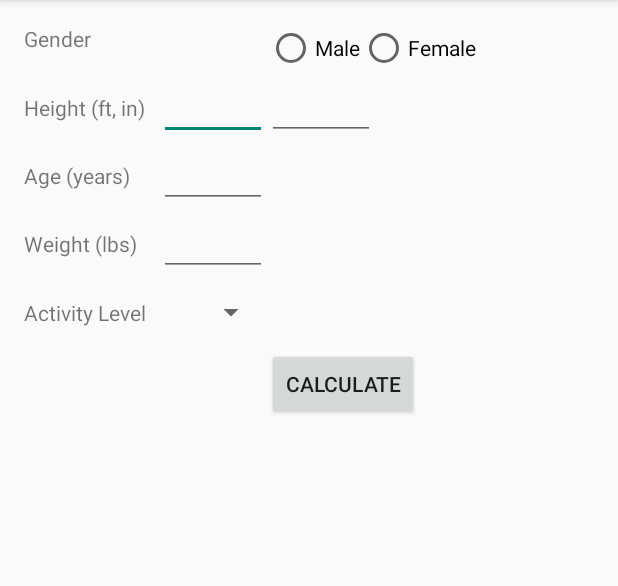
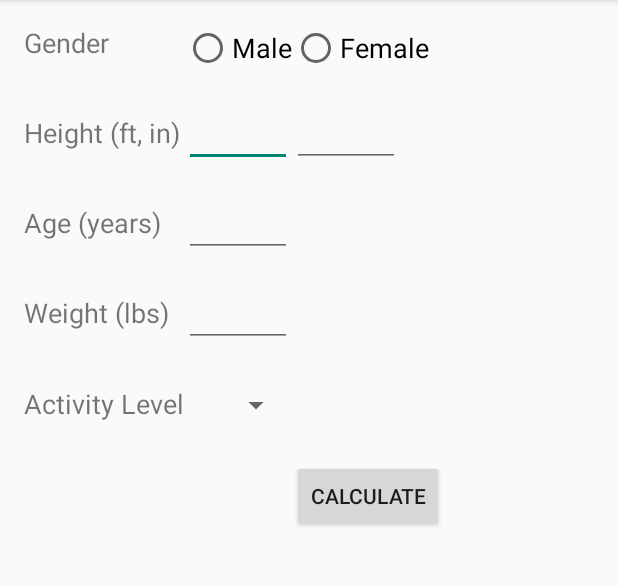
Before and after one commit to afrisone/LiftingBuddyOld, an Android app: the screen it shows after launch (CalculatorActivity), on a phone screen of 412 x 824 dp, the part 84-670 px from its top. Run offline under Robolectric (Android 15) with nearby library versions, the phone set to English and light mode, and no system bars.

Commit message:
Updated UI to make it more readable

```diff
--- a/app/src/main/res/layout/activity_calculator.xml
+++ b/app/src/main/res/layout/activity_calculator.xml
@@ -11,19 +11,21 @@
 
         <TextView
             android:layout_width="90dp"
-            android:layout_height="30dp"
+            android:layout_height="50dp"
             android:textAppearance="?android:attr/textAppearanceSmall"
             android:text="Gender"
             android:id="@+id/textView"
             android:layout_row="0"
-            android:layout_column="0" />
+            android:layout_column="0"
+            android:textSize="18dp" />
 
         <RadioGroup xmlns:android="http://schemas.android.com/apk/res/android"
             android:layout_width="166dp"
             android:layout_height="wrap_content"
             android:orientation="horizontal"
             android:layout_row="0"
-            android:layout_column="2">
+            android:layout_column="1"
+            android:layout_columnSpan="2">
 
             <RadioButton
                 android:layout_width="wrap_content"
@@ -32,7 +34,8 @@
                 android:id="@+id/genderMale"
                 android:layout_row="0"
                 android:layout_column="1"
-                android:checked="false" />
+                android:checked="false"
+                android:textSize="18dp" />
 
             <RadioButton
                 android:layout_width="wrap_content"
@@ -41,17 +44,19 @@
                 android:id="@+id/genderFemale"
                 android:layout_row="0"
                 android:layout_column="2"
-                android:checked="false" />
+                android:checked="false"
+                android:textSize="18dp" />
         </RadioGroup>
 
         <TextView
             android:layout_width="wrap_content"
-            android:layout_height="wrap_content"
+            android:layout_height="50dp"
             android:textAppearance="?android:attr/textAppearanceSmall"
             android:text="Height (ft, in)"
             android:id="@+id/textView3"
             android:layout_row="1"
-            android:layout_column="0" />
+            android:layout_column="0"
+            android:textSize="18dp" />
 
         <EditText
             android:layout_width="72dp"
@@ -73,12 +78,13 @@
 
         <TextView
             android:layout_width="wrap_content"
-            android:layout_height="wrap_content"
+            android:layout_height="50dp"
             android:textAppearance="?android:attr/textAppearanceSmall"
             android:text="Age (years)"
             android:id="@+id/textView2"
             android:layout_row="2"
-            android:layout_column="0" />
+            android:layout_column="0"
+            android:textSize="18dp" />
 
         <EditText
             android:layout_width="72dp"
@@ -91,12 +97,13 @@
 
         <TextView
             android:layout_width="wrap_content"
-            android:layout_height="wrap_content"
+            android:layout_height="50dp"
             android:textAppearance="?android:attr/textAppearanceSmall"
             android:text="Weight (lbs)"
             android:id="@+id/textView4"
             android:layout_row="3"
-            android:layout_column="0" />
+            android:layout_column="0"
+            android:textSize="18dp" />
 
         <EditText
             android:layout_width="72dp"
@@ -109,12 +116,13 @@
 
         <TextView
             android:layout_width="wrap_content"
-            android:layout_height="wrap_content"
+            android:layout_height="50dp"
             android:textAppearance="?android:attr/textAppearanceSmall"
             android:text="Activity Level"
             android:id="@+id/textView5"
             android:layout_row="4"
-            android:layout_column="0" />
+            android:layout_column="0"
+            android:textSize="18dp" />
 
         <Spinner
             android:layout_width="72dp"
```
